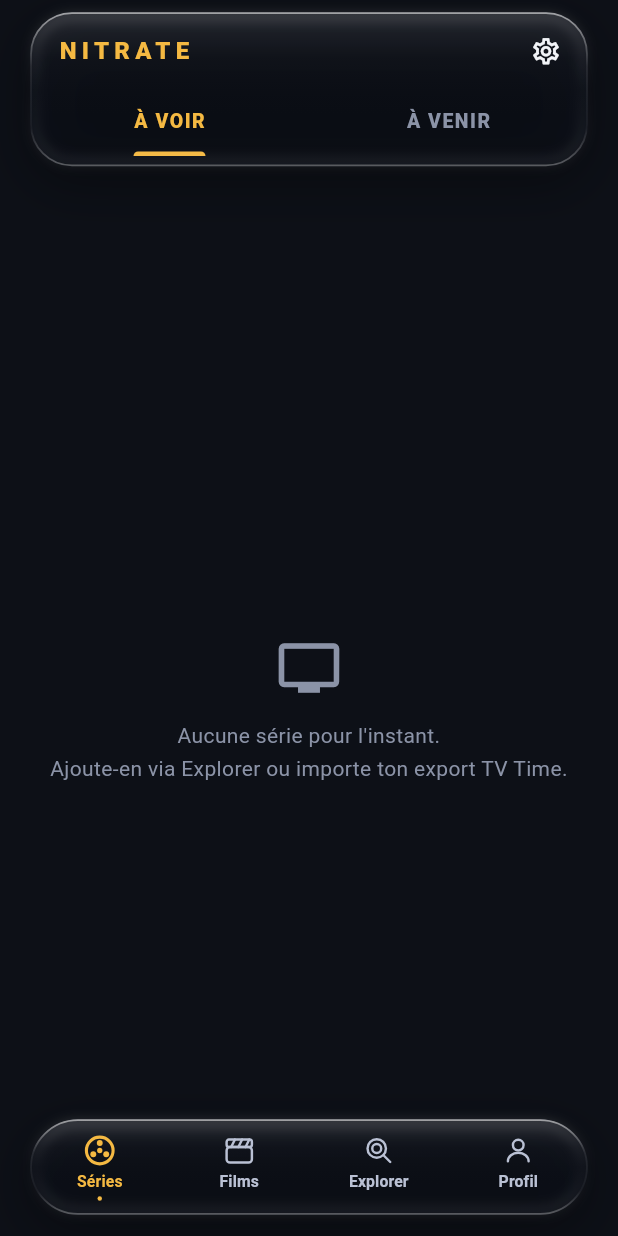
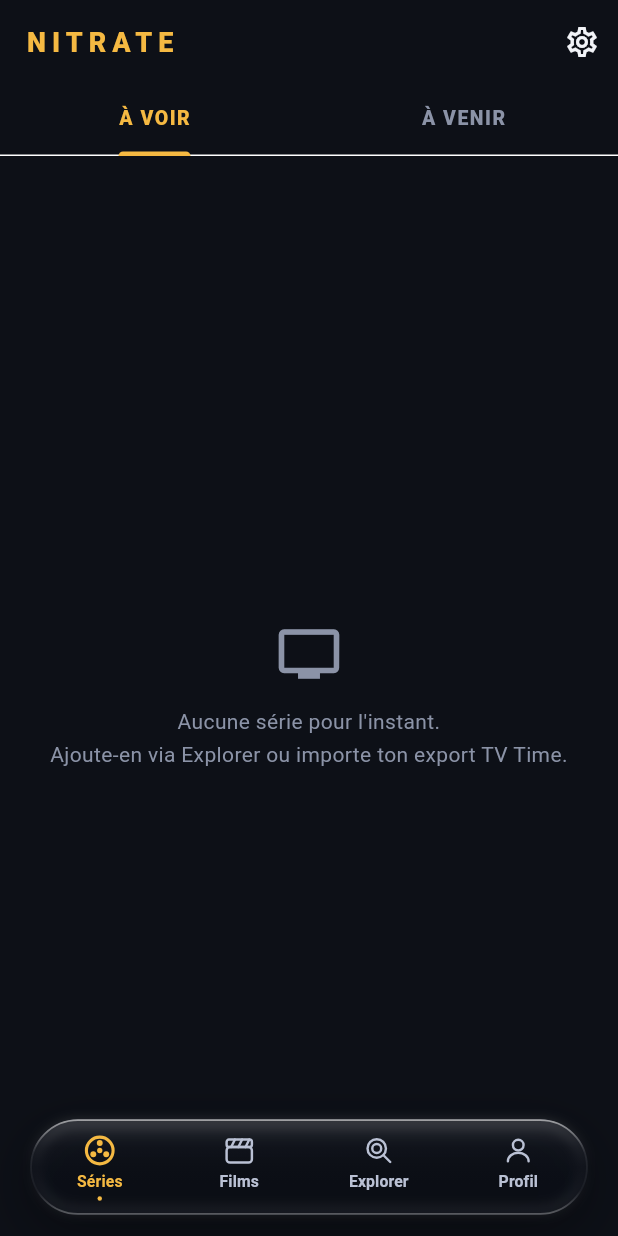
Before and after one commit to tom06700/tracktime, a Flutter app: the screen it shows after launch, on a phone screen of 412 x 824 dp. Run offline on Flutter 3.47's test engine with Material 3 defaults, Android fonts, the phone set to English and light mode, and no system bars; our stand-ins replace drift, drift_flutter, file_picker, flutter_riverpod, flutter_sticky_header, go_router and 2 more; accounts and stored records are empty; generated files the repository leaves out were written again.

Commit message:
Rétablit la barre du haut et recentre le projet sur Flutter
La refonte de la barre du haut venait d'un malentendu : la demande portait
sur la barre de navigation. Le bandeau en verre est retiré, les trois écrans
à onglets et l'AppBar reviennent à leur état antérieur. Les icônes maison et
la barre de navigation épurée sont conservées.

Acte aussi dans CLAUDE.md l'abandon des cibles web : le développement ne
porte plus que sur l'app Flutter livrée par TestFlight. La procédure de
reconstruction du bundle web est supprimée, `flutter/` et `index.html` sont
gelés en l'état plutôt que retirés.

Co-Authored-By: Claude Opus 5 <noreply@anthropic.com>
Claude-Session: https://claude.ai/code/session_01WerRie8kS9wJUJuZsc3MKh

```diff
--- a/app/lib/screens/explorer_screen.dart
+++ b/app/lib/screens/explorer_screen.dart
@@ -9,7 +9,6 @@ import '../theme.dart';
 import '../tmdb/add.dart';
 import '../tmdb/tvdb.dart';
 import '../widgets/common.dart';
-import '../widgets/glass_header.dart';
 
 /// Onglet Explorer : recherche TheTVDB (séries et films) + résultats.
 /// Conçu comme corps d'onglet (pas de Scaffold ni d'AppBar propre).
@@ -79,11 +78,8 @@ class _ExplorerScreenState extends ConsumerState<ExplorerScreen> {
 
   @override
   Widget build(BuildContext context) {
-    return Stack(
+    return Column(
       children: [
-        Column(
-          children: [
-            SizedBox(height: glassHeaderInset(context)),
         Padding(
           padding: const EdgeInsets.fromLTRB(16, 8, 16, 8),
           child: TextField(
@@ -115,9 +111,6 @@ class _ExplorerScreenState extends ConsumerState<ExplorerScreen> {
         ),
         Expanded(child: _buildResults()),
       ],
-        ),
-        const Positioned(top: 0, left: 0, right: 0, child: GlassHeader()),
-      ],
     );
   }
 
@@ -135,10 +128,7 @@ class _ExplorerScreenState extends ConsumerState<ExplorerScreen> {
       );
     }
     if (_results.isEmpty) {
-      return const EmptyState(
-        icon: Icons.search_off,
-        message: 'Aucun résultat.',
-      );
+      return const EmptyState(icon: Icons.search_off, message: 'Aucun résultat.');
     }
     return ListView.builder(
       padding: EdgeInsets.only(bottom: bottomNavInset(context)),
@@ -171,8 +161,7 @@ class _ResultCardState extends ConsumerState<_ResultCard> {
 
     final shows = ref.watch(showsProvider).value ?? const [];
     final movies = ref.watch(moviesProvider).value ?? const [];
-    final already =
-        id != null &&
+    final already = id != null &&
         (isTv
             ? shows.any((s) => s.show.id == id)
             : movies.any((m) => m.id == id));
@@ -193,15 +182,11 @@ class _ResultCardState extends ConsumerState<_ResultCard> {
               child: Column(
                 crossAxisAlignment: CrossAxisAlignment.start,
                 children: [
-                  Text(
-                    name,
+                  Text(name,
                       maxLines: 2,
                       overflow: TextOverflow.ellipsis,
                       style: const TextStyle(
-                      fontSize: 15,
-                      fontWeight: FontWeight.w700,
-                    ),
-                  ),
+                          fontSize: 15, fontWeight: FontWeight.w700)),
                   const SizedBox(height: 3),
                   Text(
                     '${isTv ? 'Série' : 'Film'}${year.isNotEmpty ? ' · $year' : ''}',
@@ -219,8 +204,7 @@ class _ResultCardState extends ConsumerState<_ResultCard> {
               const SizedBox(
                   width: 24,
                   height: 24,
-                child: CircularProgressIndicator(strokeWidth: 2),
-              )
+                  child: CircularProgressIndicator(strokeWidth: 2))
             else
               IconButton.filled(
                 icon: const Icon(Icons.add),
@@ -248,7 +232,8 @@ class _ResultCardState extends ConsumerState<_ResultCard> {
       );
     } on TvdbException catch (e) {
       if (!mounted) return;
-      ScaffoldMessenger.of(context).showSnackBar(SnackBar(content: Text('$e')));
+      ScaffoldMessenger.of(context)
+          .showSnackBar(SnackBar(content: Text('$e')));
     } finally {
       if (mounted) setState(() => _busy = false);
     }
--- a/app/lib/screens/movies_screen.dart
+++ b/app/lib/screens/movies_screen.dart
@@ -9,7 +9,6 @@ import '../providers.dart';
 import '../settings/prefs.dart';
 import '../theme.dart';
 import '../widgets/common.dart';
-import '../widgets/glass_header.dart';
 import '../widgets/movie_card.dart';
 
 // Hauteurs fixes → calcul exact de l'offset d'ouverture sur « À voir »
@@ -59,12 +58,10 @@ class _MoviesScreenState extends ConsumerState<MoviesScreen> {
         actions: [
           TextButton(
               onPressed: () => Navigator.pop(ctx, false),
-            child: const Text('Annuler'),
-          ),
+              child: const Text('Annuler')),
           FilledButton(
               onPressed: () => Navigator.pop(ctx, true),
-            child: const Text('Retirer'),
-          ),
+              child: const Text('Retirer')),
         ],
       ),
     );
@@ -81,37 +78,26 @@ class _MoviesScreenState extends ConsumerState<MoviesScreen> {
 
     return DefaultTabController(
       length: 2,
-      child: Stack(
+      child: Column(
         children: [
-          Padding(
-            padding: EdgeInsets.only(
-              top: glassHeaderInset(context, withTabs: true),
-            ),
-            child: TabBarView(
-              children: [_buildToWatch(context), _buildUpcoming(context)],
-            ),
-          ),
-          const Positioned(
-            top: 0,
-            left: 0,
-            right: 0,
-            child: GlassHeader(
-              tabs: TabBar(
+          const TabBar(
             labelColor: TtColors.amber,
             unselectedLabelColor: TtColors.dim,
             indicatorColor: TtColors.amber,
             indicatorSize: TabBarIndicatorSize.label,
-                dividerColor: Colors.transparent,
             labelStyle: TextStyle(
-                  fontSize: 13,
-                  fontWeight: FontWeight.w800,
-                  letterSpacing: 1,
-                ),
+                fontSize: 13, fontWeight: FontWeight.w800, letterSpacing: 1),
             tabs: [
               Tab(text: 'À VOIR'),
               Tab(text: 'À VENIR'),
             ],
           ),
+          Expanded(
+            child: TabBarView(
+              children: [
+                _buildToWatch(context),
+                _buildUpcoming(context),
+              ],
             ),
           ),
         ],
@@ -139,9 +125,8 @@ class _MoviesScreenState extends ConsumerState<MoviesScreen> {
         ];
         final staleCards = [for (final m in feed.stale) _card(m)];
         // Historique inversé : le plus récent en bas, collé au « À voir ».
-        final historyCards = feed.history.reversed
-            .map((m) => _card(m, history: true))
-            .toList();
+        final historyCards =
+            feed.history.reversed.map((m) => _card(m, history: true)).toList();
 
         // Ouverture calée sur « À voir » : on saute la hauteur (exacte, car
         // hauteurs fixes) de la section Historique, une seule fois, quand elle
@@ -155,17 +140,15 @@ class _MoviesScreenState extends ConsumerState<MoviesScreen> {
         }
 
         final slivers = <Widget>[
-          if (historyCards.isNotEmpty) _section('Films vus', historyCards),
+          if (historyCards.isNotEmpty)
+            _section('Films vus', historyCards),
           if (toWatchCards.isNotEmpty) _section('À voir', toWatchCards),
           if (staleCards.isNotEmpty)
             _section('Dans ta liste depuis longtemps', staleCards),
           SliverToBoxAdapter(child: SizedBox(height: bottomNavInset(context))),
         ];
 
-        return CustomScrollView(
-          controller: _scrollController,
-          slivers: slivers,
-        );
+        return CustomScrollView(controller: _scrollController, slivers: slivers);
       },
     );
   }
--- a/app/lib/screens/shows_screen.dart
+++ b/app/lib/screens/shows_screen.dart
@@ -10,7 +10,6 @@ import '../series/sync.dart';
 import '../settings/prefs.dart';
 import '../theme.dart';
 import '../widgets/common.dart';
-import '../widgets/glass_header.dart';
 import '../widgets/episode_card.dart';
 
 // Hauteurs fixes → calcul exact de l'offset d'ouverture sur « À voir ».
@@ -47,13 +46,8 @@ class _ShowsScreenState extends ConsumerState<ShowsScreen> {
     context.push('/show/$id', extra: name);
   }
 
-  void _openEpisode(
-    int showId,
-    String showName,
-    int season,
-    int episode,
-    String? poster,
-  ) {
+  void _openEpisode(int showId, String showName, int season, int episode,
+      String? poster) {
     context.push(
       '/episode/$showId/$season/$episode',
       extra: {'name': showName, 'poster': poster},
@@ -62,9 +56,7 @@ class _ShowsScreenState extends ConsumerState<ShowsScreen> {
 
   void _markWatched(NextUp n) {
     HapticFeedback.lightImpact();
-    ref
-        .read(databaseProvider)
-        .setEpisodeWatched(n.show.id, n.season, n.episode);
+    ref.read(databaseProvider).setEpisodeWatched(n.show.id, n.season, n.episode);
   }
 
   @override
@@ -77,37 +69,26 @@ class _ShowsScreenState extends ConsumerState<ShowsScreen> {
 
     return DefaultTabController(
       length: 2,
-      child: Stack(
+      child: Column(
         children: [
-          Padding(
-            padding: EdgeInsets.only(
-              top: glassHeaderInset(context, withTabs: true),
-            ),
-            child: TabBarView(
-              children: [_buildToWatch(context), _buildUpcoming(context)],
-            ),
-          ),
-          const Positioned(
-            top: 0,
-            left: 0,
-            right: 0,
-            child: GlassHeader(
-              tabs: TabBar(
+          const TabBar(
             labelColor: TtColors.amber,
             unselectedLabelColor: TtColors.dim,
             indicatorColor: TtColors.amber,
             indicatorSize: TabBarIndicatorSize.label,
-                dividerColor: Colors.transparent,
             labelStyle: TextStyle(
-                  fontSize: 13,
-                  fontWeight: FontWeight.w800,
-                  letterSpacing: 1,
-                ),
+                fontSize: 13, fontWeight: FontWeight.w800, letterSpacing: 1),
             tabs: [
               Tab(text: 'À VOIR'),
               Tab(text: 'À VENIR'),
             ],
           ),
+          Expanded(
+            child: TabBarView(
+              children: [
+                _buildToWatch(context),
+                _buildUpcoming(context),
+              ],
             ),
           ),
         ],
@@ -138,12 +119,7 @@ class _ShowsScreenState extends ConsumerState<ShowsScreen> {
               seed: h.show.name,
               episodeTitle: h.episodeName,
               onTap: () => _openEpisode(
-            h.show.id,
-            h.show.name,
-            h.season,
-            h.episode,
-            h.show.poster,
-          ),
+                  h.show.id, h.show.name, h.season, h.episode, h.show.poster),
               onShowTap: () => _openShow(h.show.id, h.show.name),
             );
 
@@ -176,10 +152,7 @@ class _ShowsScreenState extends ConsumerState<ShowsScreen> {
           SliverToBoxAdapter(child: SizedBox(height: bottomNavInset(context))),
         ];
 
-        return CustomScrollView(
-          controller: _scrollController,
-          slivers: slivers,
-        );
+        return CustomScrollView(controller: _scrollController, slivers: slivers);
       },
     );
   }
@@ -225,12 +198,7 @@ class _ShowsScreenState extends ConsumerState<ShowsScreen> {
               episodeTitle: u.name ?? _formatDate(u.airDate),
               upcomingInDays: u.daysFrom(now),
               onTap: () => _openEpisode(
-                u.show.id,
-                u.show.name,
-                u.season,
-                u.episode,
-                u.show.poster,
-              ),
+                  u.show.id, u.show.name, u.season, u.episode, u.show.poster),
               onShowTap: () => _openShow(u.show.id, u.show.name),
             );
           },
@@ -240,18 +208,8 @@ class _ShowsScreenState extends ConsumerState<ShowsScreen> {
   }
 
   static const _months = [
-    'janv.',
-    'févr.',
-    'mars',
-    'avr.',
-    'mai',
-    'juin',
-    'juil.',
-    'août',
-    'sept.',
-    'oct.',
-    'nov.',
-    'déc.',
+    'janv.', 'févr.', 'mars', 'avr.', 'mai', 'juin', 'juil.',
+    'août', 'sept.', 'oct.', 'nov.', 'déc.'
   ];
 
   static String _formatDate(DateTime d) =>
@@ -268,12 +226,7 @@ class _ShowsScreenState extends ConsumerState<ShowsScreen> {
       remaining: n.remaining,
       badge: badge,
       onTap: () => _openEpisode(
-        n.show.id,
-        n.show.name,
-        n.season,
-        n.episode,
-        n.show.poster,
-      ),
+          n.show.id, n.show.name, n.season, n.episode, n.show.poster),
       onShowTap: () => _openShow(n.show.id, n.show.name),
       onMarkWatched: () => _markWatched(n),
     );
--- a/app/lib/shell.dart
+++ b/app/lib/shell.dart
@@ -1,9 +1,11 @@
 import 'package:flutter/material.dart';
+import 'package:go_router/go_router.dart';
 
 import 'screens/explorer_screen.dart';
 import 'screens/movies_screen.dart';
 import 'screens/profile_screen.dart';
 import 'screens/shows_screen.dart';
+import 'theme.dart';
 import 'widgets/liquid_glass_nav_bar.dart';
 import 'widgets/nitrate_icons.dart';
 
@@ -34,11 +36,33 @@ class _HomeShellState extends State<HomeShell> {
       ExplorerScreen(),
       ProfileScreen(),
     ];
-    // Aucune barre ici : chaque page pose son propre bandeau flottant
-    // (GlassHeader), qui loge au besoin ses onglets. Le Profil, lui, est
-    // immersif et n'a qu'un bouton Réglages flottant sur son décor.
+    // Le Profil est une page immersive plein écran (le décor « cinéma »
+    // occupe jusqu'à la safe area) : pas de barre — elle porterait un titre
+    // qui chevaucherait le contenu au défilement. Elle a son propre bouton
+    // Réglages flottant. Les autres onglets gardent la barre « Nitrate ».
+    final immersive = _tab == 3;
     return Scaffold(
       extendBody: true,
+      appBar: immersive
+          ? null
+          : AppBar(
+              title: const Text(
+                'NITRATE',
+                style: TextStyle(
+                  fontSize: 18,
+                  fontWeight: FontWeight.w800,
+                  letterSpacing: 4,
+                  color: TtColors.amber,
+                ),
+              ),
+              actions: [
+                IconButton(
+                  icon: const Icon(Icons.settings_outlined),
+                  tooltip: 'Réglages',
+                  onPressed: () => context.push('/settings'),
+                ),
+              ],
+            ),
       // TickerMode : gèle les animations des onglets cachés (ex. le fond
       // vivant du Profil), l'IndexedStack gardant leur état.
       body: IndexedStack(
--- a/app/lib/widgets/glass_header.dart
+++ /dev/null
@@ -1,97 +0,0 @@
-import 'package:flutter/material.dart';
-import 'package:go_router/go_router.dart';
-
-import '../theme.dart';
-import 'glass.dart';
-
-const double _titleRow = 52;
-const double _tabsRow = 44;
-const double _tabsBottomGap = 7;
-const double _topGap = 8;
-const double _bottomGap = 12;
-
-/// Marge haute à réserver pour que le contenu démarre sous le bandeau
-/// flottant. Le contenu ne passe volontairement PAS derrière : les listes
-/// utilisent des en-têtes collants, qui se figeraient en haut du viewport,
-/// donc sous le verre, et deviendraient illisibles.
-double glassHeaderInset(BuildContext context, {bool withTabs = false}) =>
-    MediaQuery.paddingOf(context).top +
-    _topGap +
-    _titleRow +
-    (withTabs ? _tabsRow + _tabsBottomGap : 0) +
-    _bottomGap;
-
-/// Bandeau flottant « Liquid Glass », jumeau de la barre de navigation :
-/// même pilule translucide (flou, vibrance, lensing, arête spéculaire), posée
-/// en haut. Les onglets de la page, s'il y en a, se logent dedans plutôt que
-/// de former une seconde barre.
-class GlassHeader extends StatelessWidget {
-  const GlassHeader({super.key, this.tabs});
-
-  /// Onglets affichés dans la pilule. Doit être placé sous un TabController
-  /// (le widget est construit dans le sous-arbre du DefaultTabController).
-  final Widget? tabs;
-
-  @override
-  Widget build(BuildContext context) {
-    final safeTop = MediaQuery.paddingOf(context).top;
-    return Padding(
-      padding: EdgeInsets.fromLTRB(20, safeTop + _topGap, 20, 0),
-      child: GlassShadow(
-        borderRadius: 28,
-        child: GlassSurface(
-          borderRadius: 28,
-          blurSigma: 16,
-          tintOpacity: 0.52,
-          lensing: true,
-          child: Column(
-            mainAxisSize: MainAxisSize.min,
-            children: [
-              SizedBox(
-                height: _titleRow,
-                child: Row(
-                  children: [
-                    const SizedBox(width: 18),
-                    const _Wordmark(),
-                    const Spacer(),
-                    IconButton(
-                      icon: const Icon(Icons.settings_outlined, size: 21),
-                      color: TtColors.text,
-                      tooltip: 'Réglages',
-                      onPressed: () => context.push('/settings'),
-                    ),
-                    const SizedBox(width: 4),
-                  ],
-                ),
-              ),
-              if (tabs != null)
-                Padding(
-                  padding: const EdgeInsets.only(bottom: _tabsBottomGap),
-                  child: SizedBox(height: _tabsRow, child: tabs),
-                ),
-            ],
-          ),
-        ),
-      ),
-    );
-  }
-}
-
-/// « NITRATE » en capitales espacées : un carton de générique plutôt qu'un
-/// titre d'application.
-class _Wordmark extends StatelessWidget {
-  const _Wordmark();
-
-  @override
-  Widget build(BuildContext context) {
-    return const Text(
-      'NITRATE',
-      style: TextStyle(
-        fontSize: 16,
-        fontWeight: FontWeight.w800,
-        letterSpacing: 3.5,
-        color: TtColors.amber,
-      ),
-    );
-  }
-}
```
Also changed, not shown: 1 other file. Lines whose indentation alone changed are shown as unchanged.
